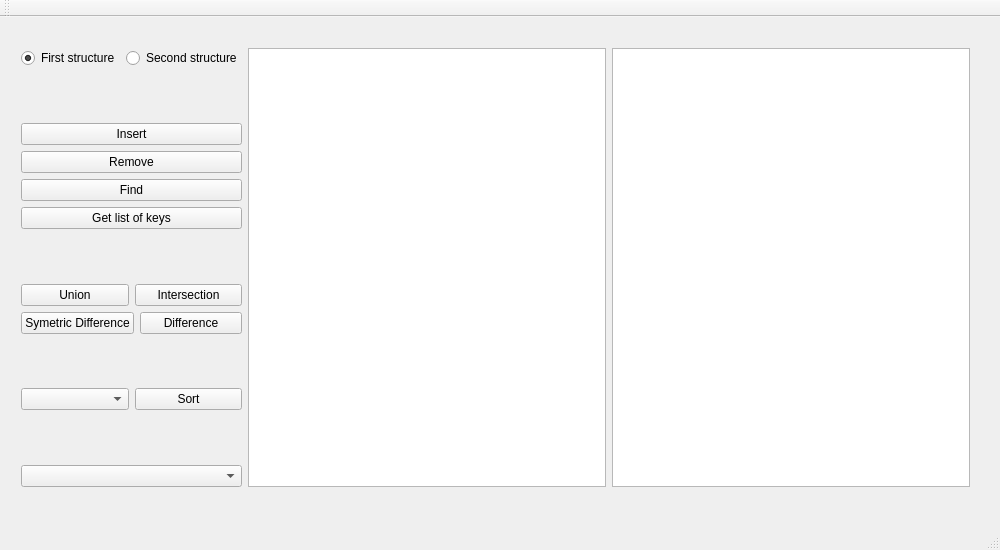
First picture: the form in exam/mainwindow.ui, repository OliaKarpyshyn/exam, before the edit.
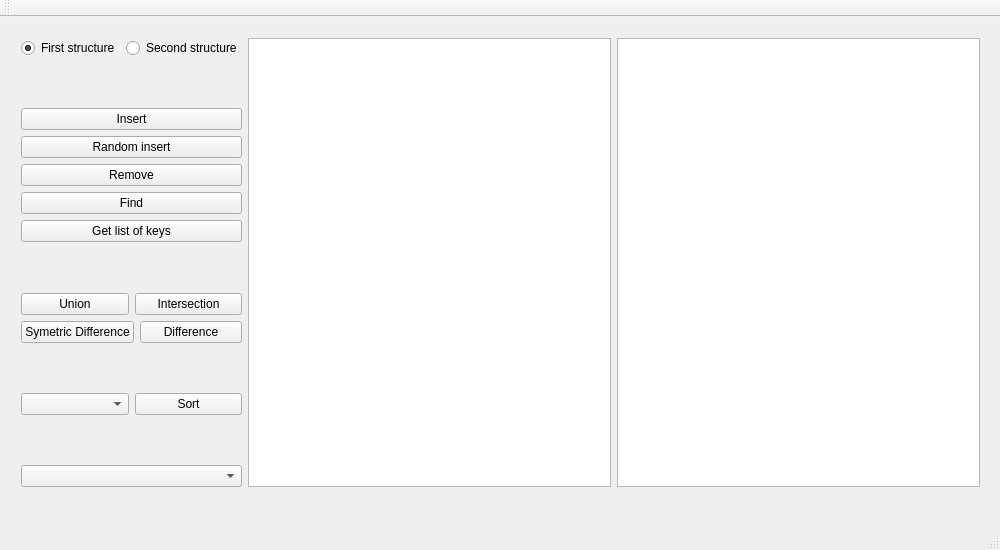
Second picture: the form after the edit.

Commit message: connected UI with DataStructure interface

What changed in the file:
```diff
--- a/exam/mainwindow.ui
+++ b/exam/mainwindow.ui
@@ -19,22 +19,39 @@
   <property name="maximumSize">
    <size>
     <width>1000</width>
-    <height>550</height>
+    <height>600</height>
    </size>
   </property>
   <property name="windowTitle">
    <string>MainWindow</string>
   </property>
   <widget class="QWidget" name="centralWidget">
-   <widget class="QWidget" name="horizontalLayoutWidget">
+   <property name="enabled">
+    <bool>true</bool>
+   </property>
+   <property name="minimumSize">
+    <size>
+     <width>100</width>
+     <height>100</height>
+    </size>
+   </property>
+   <property name="maximumSize">
+    <size>
+     <width>16777215</width>
+     <height>16777211</height>
+    </size>
+   </property>
+   <widget class="QWidget" name="gridLayoutWidget">
     <property name="geometry">
      <rect>
       <x>10</x>
-      <y>20</y>
-      <width>971</width>
-      <height>461</height>
+      <y>10</y>
+      <width>981</width>
+      <height>471</height>
      </rect>
     </property>
+    <layout class="QGridLayout" name="gridLayout">
+     <item row="0" column="0">
     <layout class="QHBoxLayout" name="horizontalLayout">
      <item>
       <layout class="QVBoxLayout" name="verticalLayout">
@@ -83,7 +100,14 @@
         </widget>
        </item>
        <item>
-        <widget class="QPushButton" name="pushButton_2">
+          <widget class="QPushButton" name="randBtn">
+           <property name="text">
+            <string>Random insert</string>
+           </property>
+          </widget>
+         </item>
+         <item>
+          <widget class="QPushButton" name="removeBtn">
          <property name="text">
           <string>Remove</string>
          </property>
@@ -202,6 +226,8 @@
      </item>
      <item>
       <widget class="QGraphicsView" name="graphicsView_2"/>
+       </item>
+      </layout>
      </item>
     </layout>
    </widget>
```
Left out of the diff: 8 changed lines with no effect on the pictures. Lines whose indentation alone changed are shown as unchanged. The commit also changes 2 other files.
